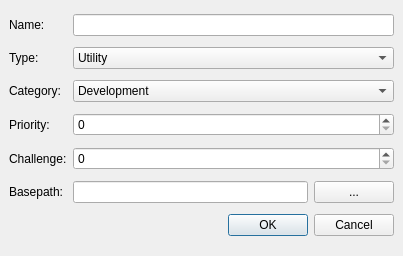
Qt form experimental/forms/project_diag_new.ui (skriticos/nelia1) before a commit.
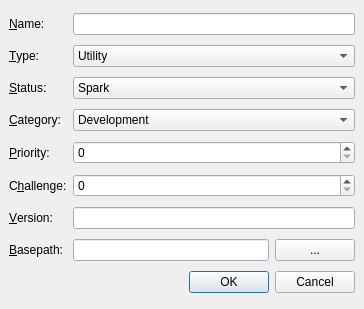
The same form after that commit.

Commit message: ui improvements (shortcuts, added some fields)

Diff of the .ui file:
```diff
--- a/experimental/forms/project_diag_new.ui
+++ b/experimental/forms/project_diag_new.ui
@@ -6,8 +6,8 @@
    <rect>
     <x>0</x>
     <y>0</y>
-    <width>403</width>
-    <height>256</height>
+    <width>364</width>
+    <height>309</height>
    </rect>
   </property>
   <property name="windowTitle">
@@ -26,7 +26,7 @@
    <item row="0" column="0">
     <widget class="QLabel" name="label">
      <property name="text">
-      <string>Name:</string>
+      <string>&amp;Name:</string>
      </property>
      <property name="buddy">
       <cstring>line_name</cstring>
@@ -39,7 +39,7 @@
    <item row="1" column="0">
     <widget class="QLabel" name="label_2">
      <property name="text">
-      <string>Type:</string>
+      <string>&amp;Type:</string>
      </property>
      <property name="buddy">
       <cstring>combo_type</cstring>
@@ -75,17 +75,17 @@
      </item>
     </widget>
    </item>
-   <item row="2" column="0">
+   <item row="3" column="0">
     <widget class="QLabel" name="label_3">
      <property name="text">
-      <string>Category:</string>
+      <string>&amp;Category:</string>
      </property>
      <property name="buddy">
       <cstring>combo_category</cstring>
      </property>
     </widget>
    </item>
-   <item row="2" column="1" colspan="2">
+   <item row="3" column="1" colspan="2">
     <widget class="QComboBox" name="combo_category">
      <item>
       <property name="text">
@@ -149,53 +149,53 @@
      </item>
     </widget>
    </item>
-   <item row="3" column="0">
+   <item row="5" column="0">
     <widget class="QLabel" name="label_4">
      <property name="text">
-      <string>Priority:</string>
+      <string>&amp;Priority:</string>
      </property>
      <property name="buddy">
       <cstring>spin_priority</cstring>
      </property>
     </widget>
    </item>
-   <item row="3" column="1" colspan="2">
+   <item row="5" column="1" colspan="2">
     <widget class="QSpinBox" name="spin_priority"/>
    </item>
-   <item row="4" column="0">
+   <item row="6" column="0">
     <widget class="QLabel" name="label_5">
      <property name="text">
-      <string>Challenge:</string>
+      <string>C&amp;hallenge:</string>
      </property>
      <property name="buddy">
       <cstring>spin_challenge</cstring>
      </property>
     </widget>
    </item>
-   <item row="4" column="1" colspan="2">
+   <item row="6" column="1" colspan="2">
     <widget class="QSpinBox" name="spin_challenge"/>
    </item>
-   <item row="5" column="0">
+   <item row="8" column="0">
     <widget class="QLabel" name="label_6">
      <property name="text">
-      <string>Basepath:</string>
+      <string>&amp;Basepath:</string>
      </property>
      <property name="buddy">
       <cstring>line_basepath</cstring>
      </property>
     </widget>
    </item>
-   <item row="5" column="1">
+   <item row="8" column="1">
     <widget class="QLineEdit" name="line_basepath"/>
    </item>
-   <item row="5" column="2">
+   <item row="8" column="2">
     <widget class="QPushButton" name="push_browse_path">
      <property name="text">
       <string>...</string>
      </property>
     </widget>
    </item>
-   <item row="6" column="0" colspan="3">
+   <item row="9" column="0" colspan="3">
     <widget class="QDialogButtonBox" name="buttonBox">
      <property name="locale">
       <locale language="English" country="UnitedStates"/>
@@ -208,6 +208,88 @@
      </property>
     </widget>
    </item>
+   <item row="7" column="1" colspan="2">
+    <widget class="QLineEdit" name="line_version"/>
+   </item>
+   <item row="2" column="0">
+    <widget class="QLabel" name="label_7">
+     <property name="text">
+      <string>&amp;Status:</string>
+     </property>
+     <property name="buddy">
+      <cstring>combo_status</cstring>
+     </property>
+    </widget>
+   </item>
+   <item row="2" column="1" colspan="2">
+    <widget class="QComboBox" name="combo_status">
+     <item>
+      <property name="text">
+       <string>Spark</string>
+      </property>
+     </item>
+     <item>
+      <property name="text">
+       <string>Plan</string>
+      </property>
+     </item>
+     <item>
+      <property name="text">
+       <string>Design</string>
+      </property>
+     </item>
+     <item>
+      <property name="text">
+       <string>Implement</string>
+      </property>
+     </item>
+     <item>
+      <property name="text">
+       <string>Test</string>
+      </property>
+     </item>
+     <item>
+      <property name="text">
+       <string>Document</string>
+      </property>
+     </item>
+     <item>
+      <property name="text">
+       <string>Release</string>
+      </property>
+     </item>
+     <item>
+      <property name="text">
+       <string>Iterate</string>
+      </property>
+     </item>
+     <item>
+      <property name="text">
+       <string>Maintain</string>
+      </property>
+     </item>
+     <item>
+      <property name="text">
+       <string>Decommission</string>
+      </property>
+     </item>
+     <item>
+      <property name="text">
+       <string>Dead</string>
+      </property>
+     </item>
+    </widget>
+   </item>
+   <item row="7" column="0">
+    <widget class="QLabel" name="label_8">
+     <property name="text">
+      <string>&amp;Version:</string>
+     </property>
+     <property name="buddy">
+      <cstring>line_version</cstring>
+     </property>
+    </widget>
+   </item>
   </layout>
  </widget>
  <tabstops>
```
Left out of the diff: 2 changed lines with no effect on the pictures. The commit also changes 4 other files.
